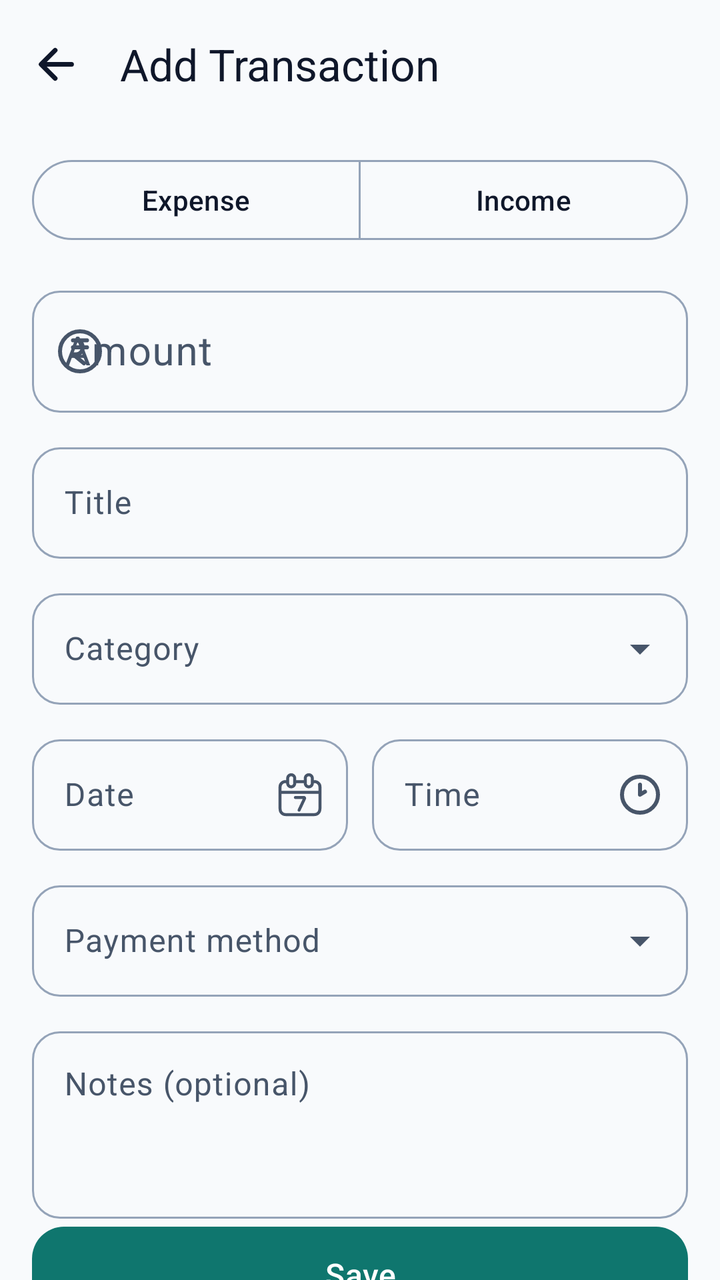
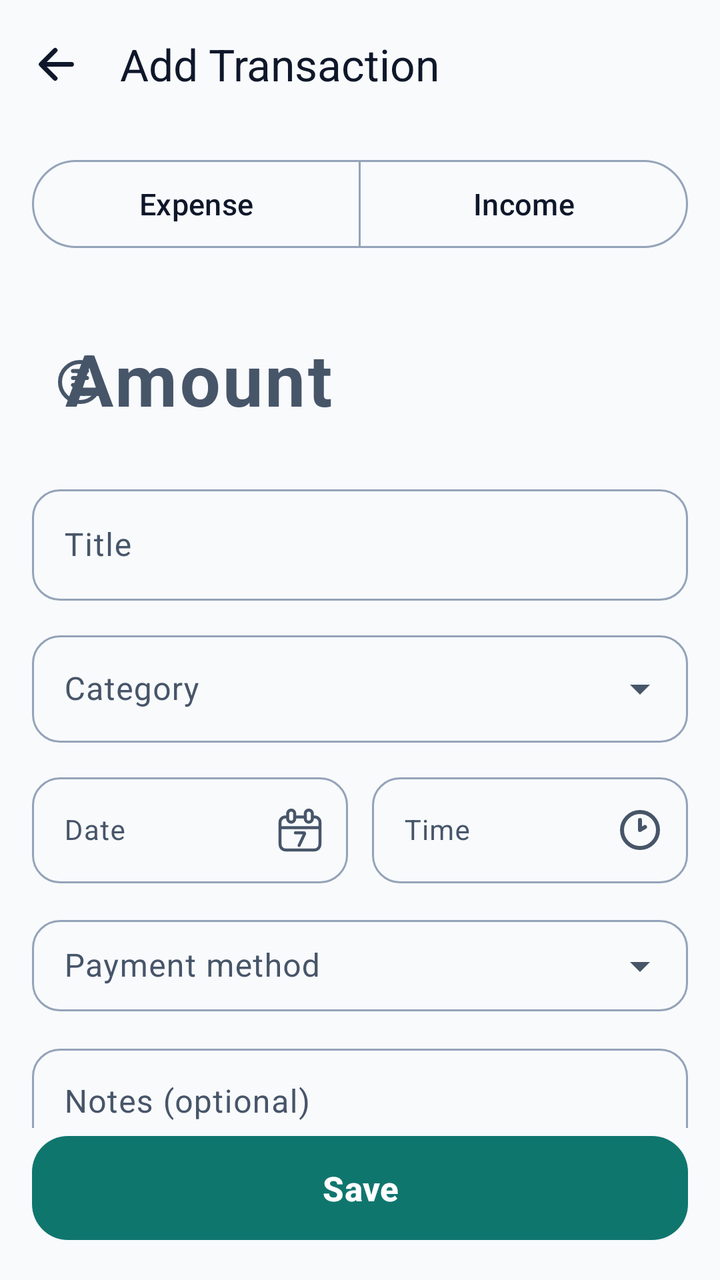

The first picture is an Android layout as it rendered before a commit; the second is the same layout after the commit. The layout source and the unified diff follow.
<!-- AndroidManifest.xml: application theme Theme.MyApplication -->
<!-- res/layout/fragment_add_edit_transaction.xml -->
<?xml version="1.0" encoding="utf-8"?>
<androidx.constraintlayout.widget.ConstraintLayout xmlns:android="http://schemas.android.com/apk/res/android"
    xmlns:app="http://schemas.android.com/apk/res-auto"
    xmlns:tools="http://schemas.android.com/tools"
    android:layout_width="match_parent"
    android:layout_height="match_parent"
    android:background="@color/md_background"
    tools:context="com.moneymanagement.spendwise.presentation.addTransaction.AddEditTransactionFragment">

    
    <com.google.android.material.appbar.MaterialToolbar
        android:id="@+id/toolbar"
        android:layout_width="0dp"
        android:layout_height="?attr/actionBarSize"
        android:background="@color/md_background"
        app:backgroundTint="@color/md_background"
        app:layout_constraintTop_toTopOf="parent"
        app:layout_constraintStart_toStartOf="parent"
        app:layout_constraintEnd_toEndOf="parent"
        app:navigationIcon="@drawable/ic_arrow_back"
        app:navigationIconTint="@color/md_on_surface"
        app:navigationContentDescription="@string/cd_back"
        app:title="@string/add_transaction_title"
        app:titleTextColor="@color/md_on_surface" />

    
    <androidx.core.widget.NestedScrollView
        android:layout_width="0dp"
        android:layout_height="0dp"
        android:clipToPadding="false"
        android:fillViewport="true"
        android:paddingBottom="@dimen/spacing_xl"
        app:layout_constraintBottom_toBottomOf="parent"
        app:layout_constraintEnd_toEndOf="parent"
        app:layout_constraintStart_toStartOf="parent"
        app:layout_constraintTop_toBottomOf="@id/toolbar">

        
        <androidx.constraintlayout.widget.ConstraintLayout
            android:layout_width="match_parent"
            android:layout_height="wrap_content"
            android:paddingHorizontal="@dimen/spacing_l"
            android:paddingTop="@dimen/spacing_m">

            
            <com.google.android.material.button.MaterialButtonToggleGroup
                android:id="@+id/type_toggle_group"
                android:layout_width="0dp"
                android:layout_height="wrap_content"
                android:orientation="horizontal"
                app:layout_constraintEnd_toEndOf="parent"
                app:layout_constraintStart_toStartOf="parent"
                app:layout_constraintTop_toTopOf="parent"
                app:selectionRequired="true"
                app:singleSelection="true">

                <com.google.android.material.button.MaterialButton
                    android:id="@+id/type_expense_button"
                    style="@style/Widget.Material3.Button.OutlinedButton"
                    android:layout_width="0dp"
                    android:layout_height="wrap_content"
                    android:layout_weight="1"
                    android:text="@string/type_expense" />

                <com.google.android.material.button.MaterialButton
                    android:id="@+id/type_income_button"
                    style="@style/Widget.Material3.Button.OutlinedButton"
                    android:layout_width="0dp"
                    android:layout_height="wrap_content"
                    android:layout_weight="1"
                    android:text="@string/type_income" />

            </com.google.android.material.button.MaterialButtonToggleGroup>


            
            <com.google.android.material.textfield.TextInputLayout
                android:id="@+id/amount_input_layout"
                style="@style/Widget.SpendWise.TextInputLayout"
                android:layout_width="0dp"
                android:layout_height="wrap_content"
                android:layout_marginTop="@dimen/spacing_l"
                android:hint="@string/label_amount"
                app:layout_constraintEnd_toEndOf="parent"
                app:layout_constraintStart_toStartOf="parent"
                app:layout_constraintTop_toBottomOf="@id/type_toggle_group"
                app:startIconDrawable="@drawable/ic_currency"
                app:startIconTint="@color/md_on_surface_variant">

                <com.google.android.material.textfield.TextInputEditText
                    android:id="@+id/amount_input"
                    android:layout_width="match_parent"
                    android:layout_height="wrap_content"
                    android:inputType="numberDecimal"
                    android:textSize="20sp" />

            </com.google.android.material.textfield.TextInputLayout>


            
            <com.google.android.material.textfield.TextInputLayout
                android:id="@+id/title_input_layout"
                style="@style/Widget.SpendWise.TextInputLayout"
                android:layout_width="0dp"
                android:layout_height="wrap_content"
                android:layout_marginTop="@dimen/spacing_m"
                android:hint="@string/label_title"
                app:layout_constraintEnd_toEndOf="parent"
                app:layout_constraintStart_toStartOf="parent"
                app:layout_constraintTop_toBottomOf="@id/amount_input_layout"
                app:placeholderText="@string/hint_title">

                <com.google.android.material.textfield.TextInputEditText
                    android:id="@+id/title_input"
                    android:layout_width="match_parent"
                    android:layout_height="wrap_content"
                    android:inputType="textCapSentences"
                    android:maxLines="1" />

            </com.google.android.material.textfield.TextInputLayout>


            
            <com.google.android.material.textfield.TextInputLayout
                android:id="@+id/category_input_layout"
                style="@style/Widget.SpendWise.TextInputLayout.ExposedDropdown"
                android:layout_width="0dp"
                android:layout_height="wrap_content"
                android:layout_marginTop="@dimen/spacing_m"
                android:hint="@string/label_category"
                app:layout_constraintEnd_toEndOf="parent"
                app:layout_constraintStart_toStartOf="parent"
                app:layout_constraintTop_toBottomOf="@id/title_input_layout">

                <com.google.android.material.textfield.MaterialAutoCompleteTextView
                    android:id="@+id/category_dropdown"
                    android:layout_width="match_parent"
                    android:layout_height="wrap_content"
                    android:inputType="none"
                    tools:ignore="LabelFor" />

            </com.google.android.material.textfield.TextInputLayout>


            
            <com.google.android.material.textfield.TextInputLayout
                android:id="@+id/date_input_layout"
                style="@style/Widget.SpendWise.TextInputLayout"
                android:layout_width="0dp"
                android:layout_height="wrap_content"
                android:layout_marginTop="@dimen/spacing_m"
                android:hint="@string/label_date"
                app:endIconContentDescription="@string/cd_pick_date"
                app:endIconDrawable="@drawable/ic_calendar"
                app:endIconMode="custom"
                app:endIconTint="@color/md_on_surface_variant"
                app:layout_constraintEnd_toStartOf="@id/time_input_layout"
                app:layout_constraintHorizontal_weight="1"
                app:layout_constraintStart_toStartOf="parent"
                app:layout_constraintTop_toBottomOf="@id/category_input_layout">

                <com.google.android.material.textfield.TextInputEditText
                    android:id="@+id/date_input"
                    android:layout_width="match_parent"
                    android:layout_height="wrap_content"
                    android:clickable="true"
                    android:cursorVisible="false"
                    android:focusable="true"
                    android:inputType="none" />

            </com.google.android.material.textfield.TextInputLayout>


            <com.google.android.material.textfield.TextInputLayout
                android:id="@+id/time_input_layout"
                style="@style/Widget.SpendWise.TextInputLayout"
                android:layout_width="0dp"
                android:layout_height="wrap_content"
                android:layout_marginStart="@dimen/spacing_m"
                android:hint="@string/label_time"
                app:endIconContentDescription="@string/cd_pick_time"
                app:endIconDrawable="@drawable/ic_clock"
                app:endIconMode="custom"
                app:endIconTint="@color/md_on_surface_variant"
                app:layout_constraintEnd_toEndOf="parent"
                app:layout_constraintHorizontal_weight="1"
                app:layout_constraintStart_toEndOf="@id/date_input_layout"
                app:layout_constraintTop_toTopOf="@id/date_input_layout">

                <com.google.android.material.textfield.TextInputEditText
                    android:id="@+id/time_input"
                    android:layout_width="match_parent"
                    android:layout_height="wrap_content"
                    android:clickable="true"
                    android:cursorVisible="false"
                    android:focusable="true"
                    android:inputType="none" />

            </com.google.android.material.textfield.TextInputLayout>


            
            <com.google.android.material.textfield.TextInputLayout
                android:id="@+id/payment_method_input_layout"
                style="@style/Widget.SpendWise.TextInputLayout.ExposedDropdown"
                android:layout_width="0dp"
                android:layout_height="wrap_content"
                android:layout_marginTop="@dimen/spacing_m"
                android:hint="@string/label_payment_method"
                app:layout_constraintEnd_toEndOf="parent"
                app:layout_constraintStart_toStartOf="parent"
                app:layout_constraintTop_toBottomOf="@id/date_input_layout">

                <com.google.android.material.textfield.MaterialAutoCompleteTextView
                    android:id="@+id/payment_method_dropdown"
                    android:layout_width="match_parent"
                    android:layout_height="wrap_content"
                    android:inputType="none"
                    tools:ignore="LabelFor" />

            </com.google.android.material.textfield.TextInputLayout>


            
            <com.google.android.material.textfield.TextInputLayout
                android:id="@+id/notes_input_layout"
                style="@style/Widget.SpendWise.TextInputLayout"
                android:layout_width="0dp"
                android:layout_height="wrap_content"
                android:layout_marginTop="@dimen/spacing_m"
                android:hint="@string/label_notes"
                app:layout_constraintEnd_toEndOf="parent"
                app:layout_constraintStart_toStartOf="parent"
                app:layout_constraintTop_toBottomOf="@id/payment_method_input_layout">

                <com.google.android.material.textfield.TextInputEditText
                    android:id="@+id/notes_input"
                    android:layout_width="match_parent"
                    android:layout_height="wrap_content"
                    android:gravity="top|start"
                    android:inputType="textMultiLine|textCapSentences"
                    android:minLines="3" />

            </com.google.android.material.textfield.TextInputLayout>


            
            <com.google.android.material.button.MaterialButton
                android:id="@+id/save_button"
                android:layout_width="0dp"
                android:layout_height="56dp"
                android:text="@string/action_save"
                android:textSize="16sp"
                app:cornerRadius="16dp"
                app:layout_constraintBottom_toBottomOf="parent"
                app:layout_constraintEnd_toEndOf="parent"
                app:layout_constraintStart_toStartOf="parent"
                app:layout_constraintTop_toBottomOf="@+id/notes_input_layout"
                app:layout_constraintVertical_bias="1.0" />

        </androidx.constraintlayout.widget.ConstraintLayout>

    </androidx.core.widget.NestedScrollView>

</androidx.constraintlayout.widget.ConstraintLayout>
<!-- resources referenced by this layout -->
<resources>
  <color name="md_background">#F8FAFC</color>
  <color name="md_on_surface">#0F172A</color>
  <color name="md_on_surface_variant">#475569</color>
  <dimen name="spacing_l">16dp</dimen>
  <dimen name="spacing_m">12dp</dimen>
  <dimen name="spacing_xl">24dp</dimen>
  <string name="action_save">Save</string>
  <string name="add_transaction_title">Add Transaction</string>
  <string name="cd_back">Navigate back</string>
  <string name="cd_pick_date">Pick a date</string>
  <string name="cd_pick_time">Pick a time</string>
  <string name="hint_title">e.g. Lunch with team</string>
  <string name="label_amount">Amount</string>
  <string name="label_category">Category</string>
  <string name="label_date">Date</string>
  <string name="label_notes">Notes (optional)</string>
  <string name="label_payment_method">Payment method</string>
  <string name="label_time">Time</string>
  <string name="label_title">Title</string>
  <string name="type_expense">Expense</string>
  <string name="type_income">Income</string>
  <style name="Widget.SpendWise.TextInputLayout" parent="Widget.Material3.TextInputLayout.OutlinedBox">
              <item name="boxCornerRadiusTopStart">14dp</item>
              <item name="boxCornerRadiusTopEnd">14dp</item>
              <item name="boxCornerRadiusBottomStart">14dp</item>
              <item name="boxCornerRadiusBottomEnd">14dp</item>
          </style>
  <style name="Widget.SpendWise.TextInputLayout.ExposedDropdown" parent="Widget.Material3.TextInputLayout.OutlinedBox.ExposedDropdownMenu">
              <item name="boxCornerRadiusTopStart">14dp</item>
              <item name="boxCornerRadiusTopEnd">14dp</item>
              <item name="boxCornerRadiusBottomStart">14dp</item>
              <item name="boxCornerRadiusBottomEnd">14dp</item>
          </style>
  <style name="Theme.MyApplication" parent="Base.Theme.MyApplication" />
  <color name="md_primary">#0F766E</color>
  <color name="md_on_primary">#FFFFFF</color>
  <color name="md_primary_container">#CCFBF1</color>
  <color name="md_on_primary_container">#042F2E</color>
  <color name="md_secondary">#475569</color>
  <color name="md_on_secondary">#FFFFFF</color>
  <color name="md_secondary_container">#E2E8F0</color>
  <color name="md_on_secondary_container">#1E293B</color>
  <color name="md_tertiary">#D97706</color>
  <color name="md_on_tertiary">#FFFFFF</color>
  <color name="md_tertiary_container">#FEF3C7</color>
  <color name="md_on_tertiary_container">#78350F</color>
  <color name="md_error">#DC2626</color>
  <color name="md_on_error">#FFFFFF</color>
  <color name="md_error_container">#FEE2E2</color>
  <color name="md_on_error_container">#7F1D1D</color>
  <color name="md_on_background">#0F172A</color>
  <color name="md_surface">#FFFFFF</color>
  <color name="md_surface_variant">#E2E8F0</color>
  <color name="md_outline">#94A3B8</color>
  <color name="md_outline_variant">#CBD5E1</color>
  <style name="Widget.SpendWise.BottomNavigation" parent="Widget.Material3.BottomNavigationView">
              <item name="backgroundTint">@color/md_surface</item>
              <item name="elevation">8dp</item>
          </style>
  <style name="Widget.SpendWise.CardView" parent="Widget.Material3.CardView.Elevated">
              <item name="shapeAppearance">@style/ShapeAppearance.SpendWise.Card</item>
              <item name="cardElevation">0dp</item>
              <item name="strokeWidth">1dp</item>
              <item name="strokeColor">@color/md_surface_variant</item>
              <item name="cardBackgroundColor">@color/md_surface</item>
          </style>
  <style name="Widget.SpendWise.Fab" parent="Widget.Material3.FloatingActionButton.Primary">
              <item name="backgroundTint">@color/md_primary</item>
              <item name="tint">@color/md_on_primary</item>
          </style>
  <style name="ShapeAppearance.SpendWise.Card" parent="ShapeAppearance.Material3.Corner.Large">
              <item name="cornerSize">20dp</item>
          </style>
  <!-- unchanged entries left out for length: 5 -->
</resources>

<!-- the commit's change to res/layout/fragment_add_edit_transaction.xml (unified diff, before → after) -->
@@ -14,39 +14,56 @@
         android:layout_height="?attr/actionBarSize"
         android:background="@color/md_background"
         app:backgroundTint="@color/md_background"
+        app:layout_constraintEnd_toEndOf="parent"
+        app:layout_constraintStart_toStartOf="parent"
         app:layout_constraintTop_toTopOf="parent"
-        app:layout_constraintStart_toStartOf="parent"
-        app:layout_constraintEnd_toEndOf="parent"
+        app:navigationContentDescription="@string/cd_back"
         app:navigationIcon="@drawable/ic_arrow_back"
         app:navigationIconTint="@color/md_on_surface"
-        app:navigationContentDescription="@string/cd_back"
         app:title="@string/add_transaction_title"
         app:titleTextColor="@color/md_on_surface" />
 
     
+    <com.google.android.material.button.MaterialButton
+        android:id="@+id/save_button"
+        android:layout_width="0dp"
+        android:layout_height="60dp"
+        android:layout_marginHorizontal="@dimen/spacing_l"
+        android:layout_marginTop="@dimen/spacing_m"
+        android:layout_marginBottom="@dimen/spacing_l"
+        android:text="@string/action_save"
+        android:textSize="17sp"
+        android:textStyle="bold"
+        app:cornerRadius="18dp"
+        app:layout_constraintBottom_toBottomOf="parent"
+        app:layout_constraintEnd_toEndOf="parent"
+        app:layout_constraintStart_toStartOf="parent" />
+
+    
     <androidx.core.widget.NestedScrollView
+        android:id="@+id/transaction_scroll_view"
         android:layout_width="0dp"
         android:layout_height="0dp"
         android:clipToPadding="false"
         android:fillViewport="true"
-        android:paddingBottom="@dimen/spacing_xl"
-        app:layout_constraintBottom_toBottomOf="parent"
+        android:paddingBottom="@dimen/spacing_l"
+        app:layout_constraintBottom_toTopOf="@id/save_button"
         app:layout_constraintEnd_toEndOf="parent"
         app:layout_constraintStart_toStartOf="parent"
         app:layout_constraintTop_toBottomOf="@id/toolbar">
 
-        
         <androidx.constraintlayout.widget.ConstraintLayout
             android:layout_width="match_parent"
             android:layout_height="wrap_content"
             android:paddingHorizontal="@dimen/spacing_l"
-            android:paddingTop="@dimen/spacing_m">
+            android:paddingTop="@dimen/spacing_m"
+            android:paddingBottom="@dimen/spacing_m">
 
             
             <com.google.android.material.button.MaterialButtonToggleGroup
                 android:id="@+id/type_toggle_group"
                 android:layout_width="0dp"
-                android:layout_height="wrap_content"
+                android:layout_height="52dp"
                 android:orientation="horizontal"
                 app:layout_constraintEnd_toEndOf="parent"
                 app:layout_constraintStart_toStartOf="parent"
@@ -58,20 +75,23 @@
                     android:id="@+id/type_expense_button"
                     style="@style/Widget.Material3.Button.OutlinedButton"
                     android:layout_width="0dp"
-                    android:layout_height="wrap_content"
+                    android:layout_height="match_parent"
                     android:layout_weight="1"
-                    android:text="@string/type_expense" />
+                    android:text="@string/type_expense"
+                    android:textAllCaps="false"
+                    android:textSize="15sp" />
 
                 <com.google.android.material.button.MaterialButton
                     android:id="@+id/type_income_button"
                     style="@style/Widget.Material3.Button.OutlinedButton"
                     android:layout_width="0dp"
-                    android:layout_height="wrap_content"
+                    android:layout_height="match_parent"
                     android:layout_weight="1"
-                    android:text="@string/type_income" />
+                    android:text="@string/type_income"
+                    android:textAllCaps="false"
+                    android:textSize="15sp" />
 
             </com.google.android.material.button.MaterialButtonToggleGroup>
-
 
             
             <com.google.android.material.textfield.TextInputLayout
@@ -81,6 +101,7 @@
                 android:layout_height="wrap_content"
                 android:layout_marginTop="@dimen/spacing_l"
                 android:hint="@string/label_amount"
+                app:boxBackgroundMode="none"
                 app:layout_constraintEnd_toEndOf="parent"
                 app:layout_constraintStart_toStartOf="parent"
                 app:layout_constraintTop_toBottomOf="@id/type_toggle_group"
@@ -91,11 +112,15 @@
                     android:id="@+id/amount_input"
                     android:layout_width="match_parent"
                     android:layout_height="wrap_content"
+                    android:imeOptions="actionNext"
                     android:inputType="numberDecimal"
-                    android:textSize="20sp" />
-
-            </com.google.android.material.textfield.TextInputLayout>
-
+                    android:paddingTop="@dimen/spacing_m"
+                    android:paddingBottom="@dimen/spacing_m"
+                    android:singleLine="true"
+                    android:textSize="36sp"
+                    android:textStyle="bold" />
+
+            </com.google.android.material.textfield.TextInputLayout>
 
             
             <com.google.android.material.textfield.TextInputLayout
@@ -107,18 +132,17 @@
                 android:hint="@string/label_title"
                 app:layout_constraintEnd_toEndOf="parent"
                 app:layout_constraintStart_toStartOf="parent"
-                app:layout_constraintTop_toBottomOf="@id/amount_input_layout"
-                app:placeholderText="@string/hint_title">
+                app:layout_constraintTop_toBottomOf="@id/amount_input_layout">
 
                 <com.google.android.material.textfield.TextInputEditText
                     android:id="@+id/title_input"
                     android:layout_width="match_parent"
                     android:layout_height="wrap_content"
+                    android:imeOptions="actionNext"
                     android:inputType="textCapSentences"
-                    android:maxLines="1" />
-
-            </com.google.android.material.textfield.TextInputLayout>
-
+                    android:singleLine="true" />
+
+            </com.google.android.material.textfield.TextInputLayout>
 
             
             <com.google.android.material.textfield.TextInputLayout
@@ -137,10 +161,10 @@
                     android:layout_width="match_parent"
                     android:layout_height="wrap_content"
                     android:inputType="none"
+                    android:paddingVertical="16dp"
                     tools:ignore="LabelFor" />
 
             </com.google.android.material.textfield.TextInputLayout>
-
 
             
             <com.google.android.material.textfield.TextInputLayout
@@ -166,11 +190,13 @@
                     android:clickable="true"
                     android:cursorVisible="false"
                     android:focusable="true"
-                    android:inputType="none" />
-
-            </com.google.android.material.textfield.TextInputLayout>
-
-
+                    android:inputType="none"
+                    android:singleLine="true"
+                    android:textSize="14sp" />
+
+            </com.google.android.material.textfield.TextInputLayout>
+
+            
             <com.google.android.material.textfield.TextInputLayout
                 android:id="@+id/time_input_layout"
                 style="@style/Widget.SpendWise.TextInputLayout"
@@ -194,10 +220,11 @@
                     android:clickable="true"
                     android:cursorVisible="false"
                     android:focusable="true"
-                    android:inputType="none" />
-
-            </com.google.android.material.textfield.TextInputLayout>
-
+                    android:inputType="none"
+                    android:singleLine="true"
+                    android:textSize="14sp" />
+
+            </com.google.android.material.textfield.TextInputLayout>
 
             
             <com.google.android.material.textfield.TextInputLayout
@@ -216,10 +243,10 @@
                     android:layout_width="match_parent"
                     android:layout_height="wrap_content"
                     android:inputType="none"
+                    android:paddingVertical="12dp"
                     tools:ignore="LabelFor" />
 
             </com.google.android.material.textfield.TextInputLayout>
-
 
             
             <com.google.android.material.textfield.TextInputLayout
@@ -239,24 +266,10 @@
                     android:layout_height="wrap_content"
                     android:gravity="top|start"
                     android:inputType="textMultiLine|textCapSentences"
-                    android:minLines="3" />
-
-            </com.google.android.material.textfield.TextInputLayout>
-
-
-            
-            <com.google.android.material.button.MaterialButton
-                android:id="@+id/save_button"
-                android:layout_width="0dp"
-                android:layout_height="56dp"
-                android:text="@string/action_save"
-                android:textSize="16sp"
-                app:cornerRadius="16dp"
-                app:layout_constraintBottom_toBottomOf="parent"
-                app:layout_constraintEnd_toEndOf="parent"
-                app:layout_constraintStart_toStartOf="parent"
-                app:layout_constraintTop_toBottomOf="@+id/notes_input_layout"
-                app:layout_constraintVertical_bias="1.0" />
+                    android:maxLines="4"
+                    android:minLines="2" />
+
+            </com.google.android.material.textfield.TextInputLayout>
 
         </androidx.constraintlayout.widget.ConstraintLayout>
 
<!-- resource entries referenced after the edit -->
@@ -5,13 +5,11 @@
   <color name="md_on_surface_variant">#475569</color>
   <dimen name="spacing_l">16dp</dimen>
   <dimen name="spacing_m">12dp</dimen>
-  <dimen name="spacing_xl">24dp</dimen>
   <string name="action_save">Save</string>
   <string name="add_transaction_title">Add Transaction</string>
   <string name="cd_back">Navigate back</string>
   <string name="cd_pick_date">Pick a date</string>
   <string name="cd_pick_time">Pick a time</string>
-  <string name="hint_title">e.g. Lunch with team</string>
   <string name="label_amount">Amount</string>
   <string name="label_category">Category</string>
   <string name="label_date">Date</string>
